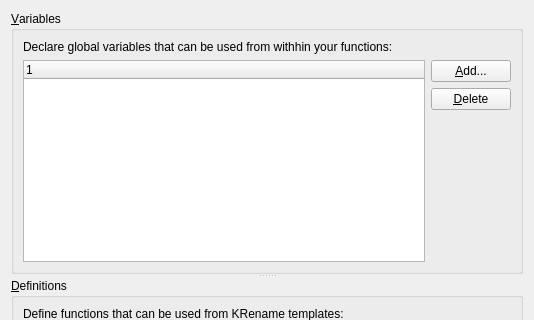
Qt form src/scriptpluginwidget.ui (KDE/krename) before a commit; both pictures show x 0 to 534 and y 0 to 320 of the 534 by 552 pixel window.
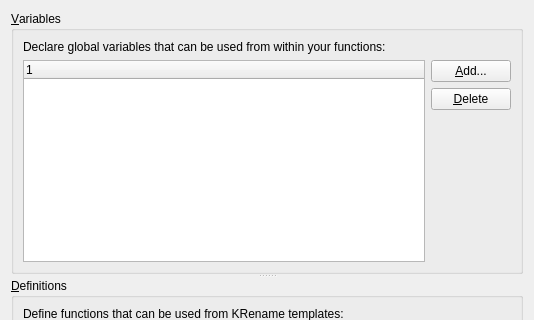
The same form after that commit.

Patch:
```diff
--- a/src/scriptpluginwidget.ui
+++ b/src/scriptpluginwidget.ui
@@ -30,7 +30,7 @@
        <item>
         <widget class="QLabel" name="labelDescVariables">
          <property name="text">
-          <string>Declare global variables that can be used from withhin your functions:</string>
+          <string>Declare global variables that can be used from within your functions:</string>
          </property>
         </widget>
        </item>
```
